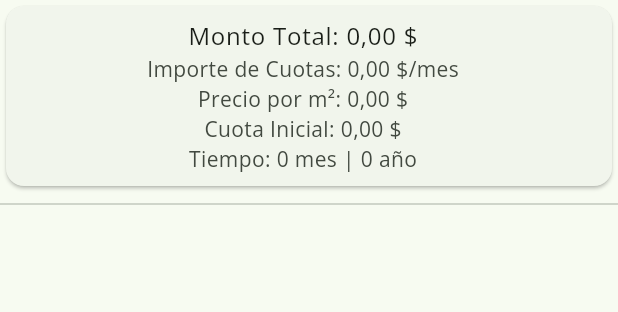
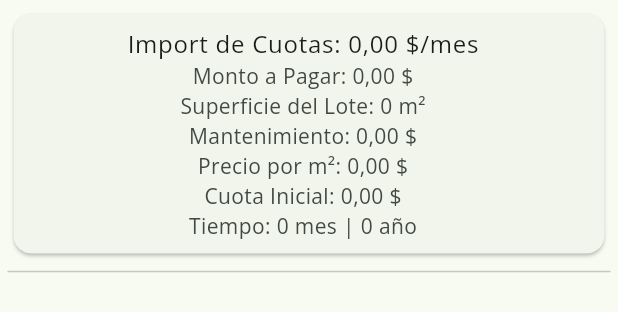
Before and after one commit to Jose20025/cotizador, a Flutter app: the CotizacionCard widget shown alone on an empty page, opened directly with empty values, on a phone screen of 412 x 824 dp. Shown: the top 312 px of the screen. Run offline on Flutter 3.47's test engine with Material 2 defaults, Android fonts, the phone set to English and light mode, and no system bars; our stand-ins replace shared_preferences; accounts and stored records are empty.

Commit message:
CotizacionTile adaptada

```diff
--- a/lib/custom/cotizacion_tile.dart
+++ b/lib/custom/cotizacion_tile.dart
@@ -8,17 +8,23 @@ class CotizacionCard extends StatelessWidget {
 
   @override
   Widget build(BuildContext context) {
-    return Column(
+    return Container(
+      margin: const EdgeInsets.all(5.0),
+      child: Column(
         children: [
           Card(
             child: ListTile(
                 title: Center(
                     child: Text(
-                      'Monto Total: ${NumberFormat.currency().format(cotizacion.montoTotal)}')),
+                        'Import de Cuotas: ${NumberFormat.currency().format(cotizacion.importeCuotas)}/mes')),
                 subtitle: Column(
                   children: [
                     Text(
-                      'Importe de Cuotas: ${NumberFormat.currency().format(cotizacion.importeCuotas)}/mes'),
+                        'Monto a Pagar: ${NumberFormat.currency().format(cotizacion.montoPagar)}'),
+                    Text(
+                        'Superficie del Lote: ${NumberFormat.decimalPatternDigits().format(cotizacion.superficie)} m²'),
+                    Text(
+                        'Mantenimiento: ${NumberFormat.currency().format(cotizacion.mantenimiento)}'),
                     Text(
                         'Precio por m²: ${NumberFormat.currency().format(cotizacion.precioMetroCuadrado)}'),
                     cotizacion.cuotaInicial == null
@@ -32,6 +38,7 @@ class CotizacionCard extends StatelessWidget {
           ),
           const Divider()
         ],
+      ),
     );
   }
 }
```
Lines whose indentation alone changed are shown as unchanged.
